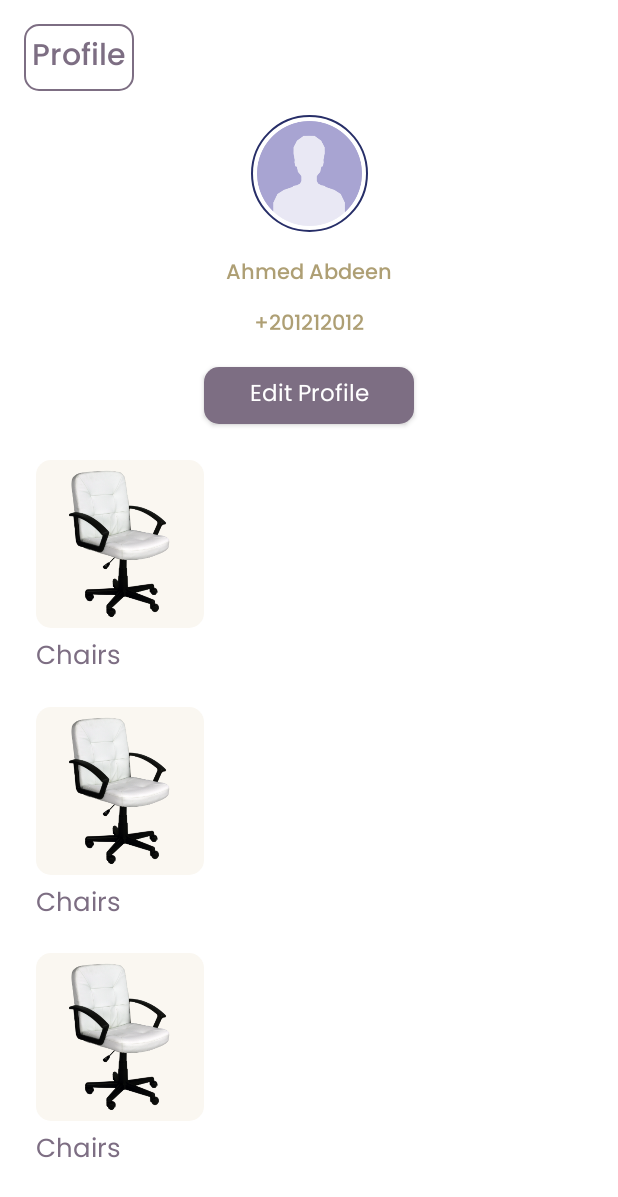
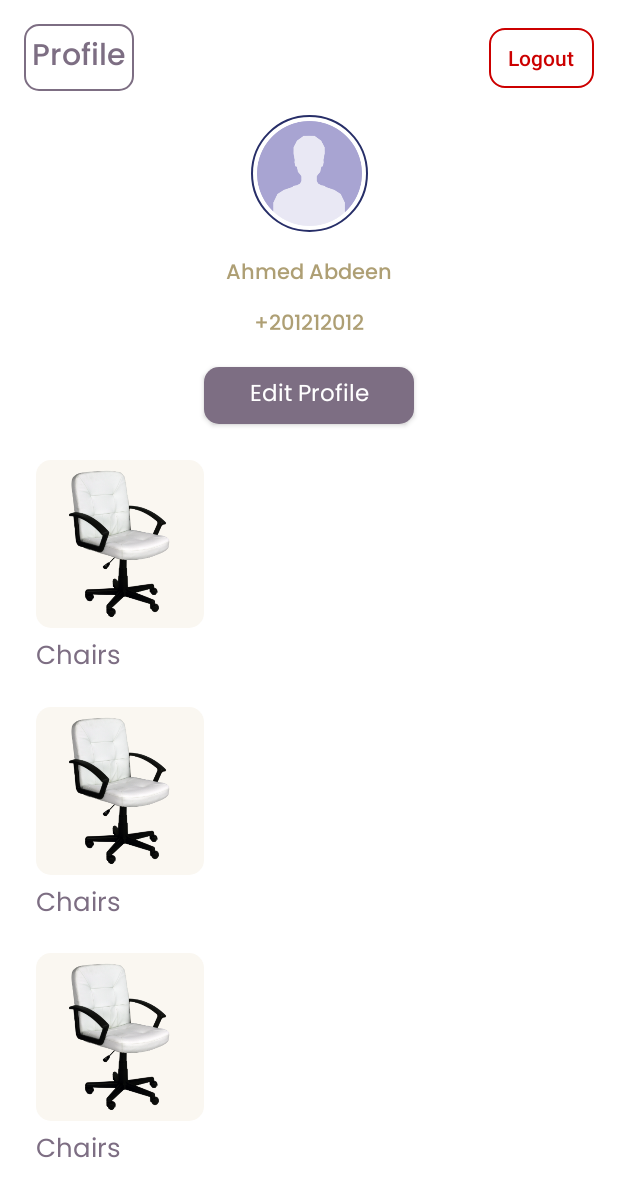
Before and after one commit to Ayodej/Home-to-Home-Freebies, an Android app: the layout fragment_profile.xml on its own in the app's theme, with its tools: preview values and no code run, on a phone screen of 412 x 824 dp. Shown: the top 1197 px of the screen. Run offline under Robolectric (Android 15) with nearby library versions, the phone set to English and light mode, and no system bars; network calls fail.

Commit message:
- Added logout option

```diff
--- /dev/null
+++ b/app/src/main/res/drawable/logout_background.xml
@@ -0,0 +1,11 @@
+<?xml version="1.0" encoding="utf-8"?>
+<!--  res/drawable/rounded_edittext.xml -->
+<shape xmlns:android="http://schemas.android.com/apk/res/android"
+    android:shape="rectangle" android:padding="10dp">
+
+    <corners
+        android:radius="10dp"
+        />
+    <stroke android:color="@android:color/holo_red_dark"
+        android:width="1dp"/>
+</shape>
--- a/app/src/main/res/layout/fragment_profile.xml
+++ b/app/src/main/res/layout/fragment_profile.xml
@@ -4,8 +4,7 @@
     xmlns:tools="http://schemas.android.com/tools"
     android:layout_width="match_parent"
     android:layout_height="match_parent"
-    android:padding="16dp"
-    tools:context=".activity.ProfileActivity">
+    android:padding="16dp">
 
     <TextView
         android:id="@+id/tvProfile"
@@ -17,7 +16,10 @@
         android:textColor="@color/colorPrimary"
         android:background="@drawable/tv_login_background"
         android:padding="5dp"
-        android:textSize="20sp" />
+        android:textSize="20sp"
+        app:layout_constraintTop_toTopOf="parent"
+        app:layout_constraintStart_toStartOf="parent"
+        />
 
     <FrameLayout
         android:id="@+id/flImage"
@@ -102,4 +104,18 @@
         app:spanCount="3"
         />
 
+    <androidx.appcompat.widget.AppCompatButton
+        android:id="@+id/btnLogout"
+        android:layout_width="70dp"
+        android:layout_height="40dp"
+        android:text="Logout"
+        app:layout_constraintEnd_toEndOf="parent"
+        app:layout_constraintTop_toTopOf="@id/tvProfile"
+        app:layout_constraintBottom_toBottomOf="@id/tvProfile"
+        android:textAllCaps="false"
+        android:textSize="14sp"
+        android:background="@drawable/logout_background"
+        android:textColor="@android:color/holo_red_dark"
+        />
+
 </androidx.constraintlayout.widget.ConstraintLayout>
--- a/app/src/main/res/values/colors.xml
+++ b/app/src/main/res/values/colors.xml
@@ -7,6 +7,7 @@
     <color name="teal_700">#FF018786</color>
     <color name="black">#FF000000</color>
     <color name="white">#FFFFFFFF</color>
+    <color name="colorAccent">#CDDC39</color>
 
     <color name="background">#FFF9E7</color>
     <color name="colorPrimary">#7D6E83</color>
```
Also changed, not shown: app/src/main/java/com/app/hometohomefreebies/fragment/ProfileFragment.java (+31 -0 lines), app/src/main/res/values/themes.xml (+21 -0 lines).
